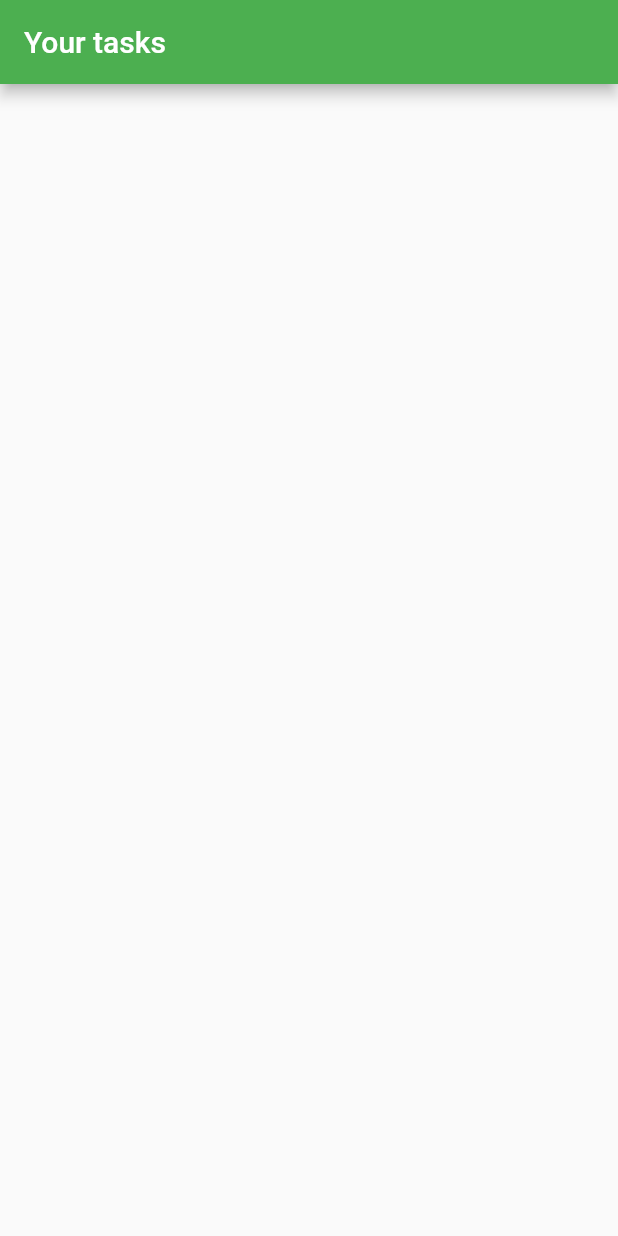
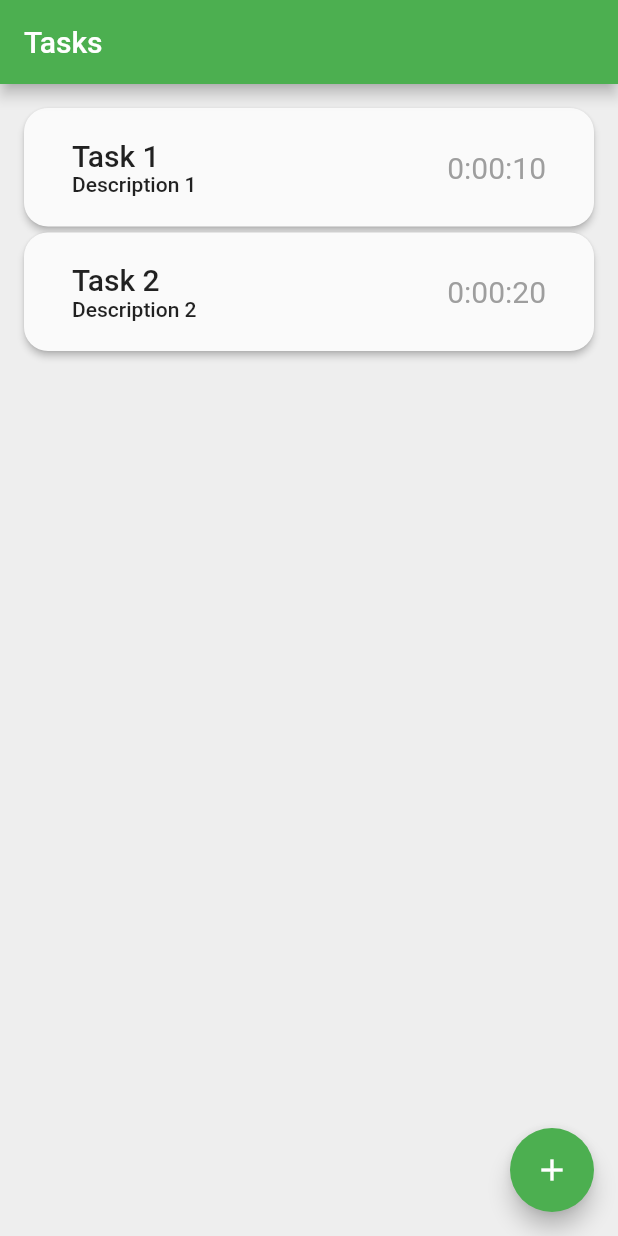
Before and after one commit to pranavraaghav/timer_task_nearcast, a Flutter app: the screen it shows after launch, on a phone screen of 412 x 824 dp. Run offline on Flutter 3.47's test engine with Material 2 defaults, Android fonts, the phone set to English and light mode, and no system bars; our stand-ins replace bloc, equatable, flutter_bloc.

Commit message:
feat(UI): add list rendering for tasks

```diff
--- /dev/null
+++ b/lib/app.dart
@@ -0,0 +1,29 @@
+import 'package:flutter/material.dart';
+import 'package:flutter_bloc/flutter_bloc.dart';
+import 'package:timer_task_nearcast/bloc/tasks/tasks_bloc.dart';
+import 'package:timer_task_nearcast/tasks_repository.dart';
+import 'package:timer_task_nearcast/views/tasks_page.dart';
+
+class App extends StatelessWidget {
+  const App({Key? key, required this.tasksRepository}) : super(key: key);
+
+  final TasksRepository tasksRepository;
+
+  @override
+  Widget build(BuildContext context) {
+    return MultiBlocProvider(
+      providers: [
+        BlocProvider(
+          create: (_) => TasksBloc(
+            tasksRepository: tasksRepository,
+          )..add(TasksStarted()),
+        ),
+      ],
+      child: MaterialApp(
+        title: 'Flutter Bloc Timer App',
+        theme: ThemeData(primarySwatch: Colors.green),
+        home: const TasksPage(),
+      ),
+    );
+  }
+}
--- a/lib/main.dart
+++ b/lib/main.dart
@@ -1,44 +1,8 @@
 import 'package:flutter/material.dart';
+import 'package:flutter/widgets.dart';
+import 'package:timer_task_nearcast/app.dart';
+import 'package:timer_task_nearcast/tasks_repository.dart';
 
 void main() {
-  runApp(const MyApp());
+  runApp(App(tasksRepository: TasksRepository()));
 }
-
-class MyApp extends StatelessWidget {
-  const MyApp({Key? key}) : super(key: key);
-
-  @override
-  Widget build(BuildContext context) {
-    return MaterialApp(
-      title: 'Timer App',
-      theme: ThemeData(
-        primarySwatch: Colors.green,
-      ),
-      home: const MyHomePage(),
-    );
-  }
-}
-
-class MyHomePage extends StatefulWidget {
-  const MyHomePage({Key? key}) : super(key: key);
-
-  @override
-  State<MyHomePage> createState() => _MyHomePageState();
-}
-
-class _MyHomePageState extends State<MyHomePage> {
-  @override
-  Widget build(BuildContext context) {
-    return Scaffold(
-      appBar: AppBar(
-        title: const Text("Your tasks"),
-      ),
-      body: Center(
-        child: Column(
-          mainAxisAlignment: MainAxisAlignment.center,
-          children: <Widget>[],
-        ),
-      ),
-    );
-  }
-}
--- /dev/null
+++ b/lib/views/tasks_list.dart
@@ -0,0 +1,35 @@
+import 'package:flutter/material.dart';
+import 'package:flutter_bloc/flutter_bloc.dart';
+import 'package:timer_task_nearcast/bloc/tasks/tasks_bloc.dart';
+import 'package:timer_task_nearcast/views/tasks_list_item.dart';
+
+class TasksList extends StatefulWidget {
+  const TasksList({Key? key}) : super(key: key);
+
+  @override
+  _TasksListState createState() => _TasksListState();
+}
+
+class _TasksListState extends State<TasksList> {
+  @override
+  Widget build(BuildContext context) {
+    return BlocBuilder<TasksBloc, TasksState>(
+      builder: (context, state) {
+        if (state is TasksLoading) {
+          return const CircularProgressIndicator();
+        }
+        if (state is TasksLoaded) {
+          return ListView.separated(
+            itemCount: state.tasks.length,
+            separatorBuilder: (_, __) => const SizedBox(height: 4),
+            itemBuilder: (context, index) {
+              final item = state.tasks[index];
+              return TasksListItem(task: item);
+            },
+          );
+        }
+        return const Text("Oh no, something went wrong");
+      },
+    );
+  }
+}
--- /dev/null
+++ b/lib/views/tasks_list_item.dart
@@ -0,0 +1,71 @@
+import 'package:flutter/material.dart';
+import 'package:flutter/widgets.dart';
+import 'package:flutter_bloc/flutter_bloc.dart';
+import 'package:timer_task_nearcast/bloc/tasks/tasks_bloc.dart';
+import 'package:timer_task_nearcast/models/task.dart';
+
+class TasksListItem extends StatelessWidget {
+  const TasksListItem({
+    Key? key,
+    required this.task,
+  }) : super(key: key);
+
+  final Task task;
+
+  @override
+  Widget build(BuildContext context) {
+    return Material(
+      shape: RoundedRectangleBorder(
+        borderRadius: BorderRadius.circular(16),
+      ),
+      color: Colors.grey.shade50,
+      elevation: 2,
+      child: ListTile(
+        title: Padding(
+          padding: const EdgeInsets.all(16.0),
+          child: Row(
+            mainAxisAlignment: MainAxisAlignment.spaceBetween,
+            children: [
+              Column(
+                crossAxisAlignment: CrossAxisAlignment.start,
+                children: [
+                  Text(
+                    task.title,
+                    style: Theme.of(context).textTheme.headline6,
+                  ),
+                  Text(
+                    task.description,
+                    style: Theme.of(context).textTheme.bodyText1,
+                  ),
+                ],
+              ),
+              Text(
+                _calculateRemainingTime(),
+                // TODO: Rewrite this is a better (using Theme preferably)
+                style: task.isActive
+                    ? const TextStyle(color: Colors.red, fontSize: 20)
+                    : const TextStyle(color: Colors.grey, fontSize: 20),
+              ),
+            ],
+          ),
+        ),
+        // TODO: Handle deletion like a sane person
+        onLongPress: () {
+          context.read<TasksBloc>().add(TaskRemoved(task));
+        },
+      ),
+      clipBehavior: Clip.hardEdge,
+    );
+  }
+
+  String _calculateRemainingTime() {
+    int secsRemain = task.durationRemain;
+    if (task.isActive) {
+      final timeDiffSecs =
+          DateTime.now().difference(task.lastStarted).inSeconds;
+      secsRemain = secsRemain - timeDiffSecs;
+      if (secsRemain < 0) secsRemain = 0;
+    }
+    return Duration(seconds: secsRemain).toString().substring(0, 7);
+  }
+}
--- /dev/null
+++ b/lib/views/tasks_page.dart
@@ -0,0 +1,42 @@
+import 'dart:math';
+
+import 'package:flutter/material.dart';
+import 'package:flutter_bloc/flutter_bloc.dart';
+import 'package:timer_task_nearcast/bloc/tasks/tasks_bloc.dart';
+import 'package:timer_task_nearcast/models/task.dart';
+import 'package:timer_task_nearcast/views/tasks_list.dart';
+
+class TasksPage extends StatelessWidget {
+  const TasksPage({Key? key}) : super(key: key);
+
+  @override
+  Widget build(BuildContext context) {
+    return Scaffold(
+      appBar: AppBar(title: const Text("Tasks")),
+      body: ColoredBox(
+        color: Colors.grey.shade200,
+        child: const Padding(
+          padding: EdgeInsets.all(16),
+          child: TasksList(),
+        ),
+      ),
+      floatingActionButton: FloatingActionButton(
+        onPressed: () => _addDummyTask(context),
+        child: const Icon(Icons.add),
+      ),
+    );
+  }
+
+  void _addDummyTask(context) {
+    BlocProvider.of<TasksBloc>(context).add(
+      TaskAdded(
+        Task(
+          title: Random().nextInt(30).toString(),
+          description: "Description 1",
+          durationRemain: 10,
+          isActive: true,
+        ),
+      ),
+    );
+  }
+}
```
